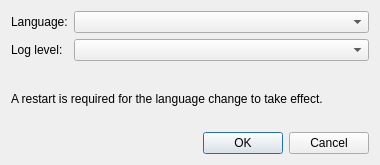
Old version of the form src/pbrenamer/ui/settings_dialog.ui in the repository ppoilbarbe/PBRenamer.
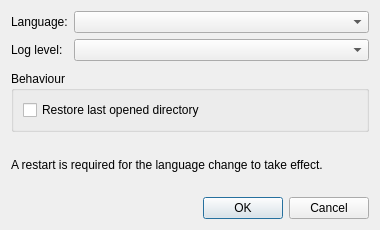
New version of the form.

Commit message:
feat: restore last directory, file info window, shortcuts dialog, system bookmarks
Also fix CI: compile .mo files before running tests (available_languages()
globs .mo files; they are gitignored and were missing in the test job).

Patch:
```diff
--- a/src/pbrenamer/ui/settings_dialog.ui
+++ b/src/pbrenamer/ui/settings_dialog.ui
@@ -3,7 +3,7 @@
  <class>SettingsDialog</class>
  <widget class="QDialog" name="SettingsDialog">
   <property name="geometry">
-   <rect><x>0</x><y>0</y><width>380</width><height>165</height></rect>
+   <rect><x>0</x><y>0</y><width>380</width><height>230</height></rect>
   </property>
   <property name="minimumSize">
    <size><width>340</width><height>0</height></size>
@@ -36,6 +36,19 @@
      </item>
     </layout>
    </item>
+   <item>
+    <widget class="QGroupBox" name="grpBehaviour">
+     <property name="title"><string>Behaviour</string></property>
+     <layout class="QVBoxLayout" name="layoutBehaviour">
+      <item>
+       <widget class="QCheckBox" name="chkRestoreLastDir">
+        <property name="text"><string>Restore last opened directory</string></property>
+        <property name="toolTip"><string>On startup, reopen the directory that was active in the previous session</string></property>
+       </widget>
+      </item>
+     </layout>
+    </widget>
+   </item>
    <item>
     <widget class="QLabel" name="lblNotice">
      <property name="text"><string>A restart is required for the language change to take effect.</string></property>
```
The commit also changes 39 other files.
